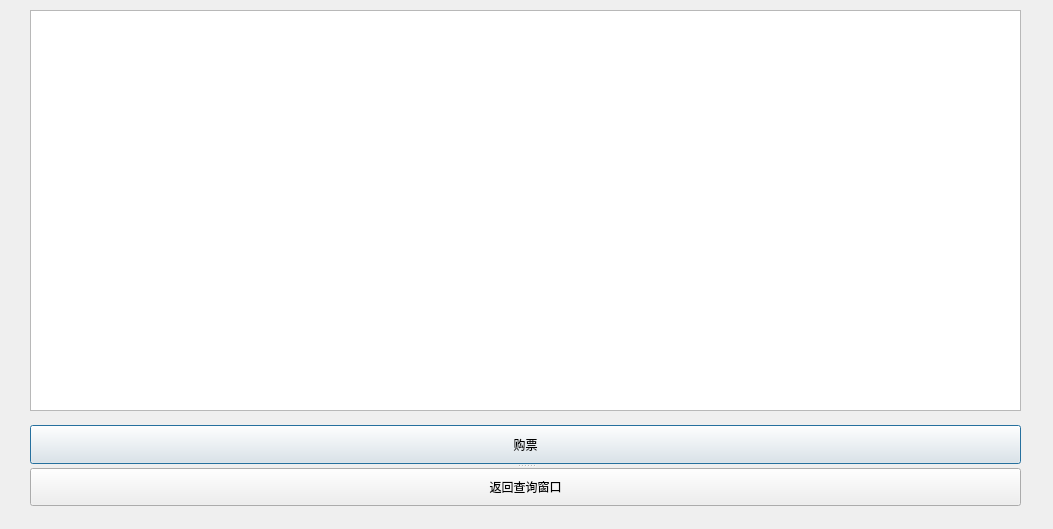
Before: the Qt Designer form Client/UI/TrainUI/searchticket.ui in TimerChen/TrainTickets, drawn with Qt 5.
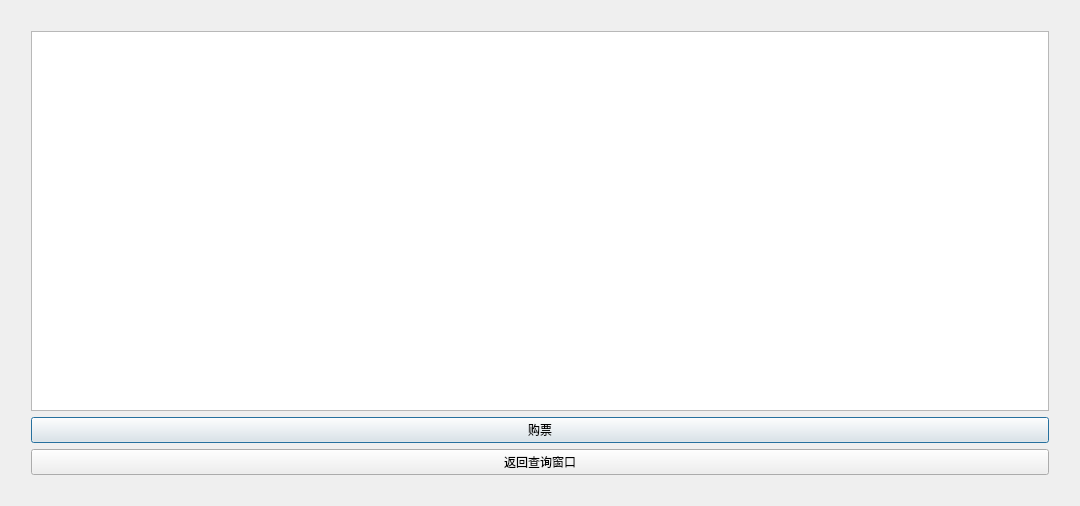
After: the same form once the commit is applied. Icons and pictures are not drawn.

```diff
--- a/Client/UI/TrainUI/searchticket.ui
+++ b/Client/UI/TrainUI/searchticket.ui
@@ -6,8 +6,8 @@
    <rect>
     <x>0</x>
     <y>0</y>
-    <width>1053</width>
-    <height>529</height>
+    <width>1080</width>
+    <height>506</height>
    </rect>
   </property>
   <property name="windowTitle">
@@ -17,39 +17,48 @@
    <iconset>
     <normaloff>12308.png</normaloff>12308.png</iconset>
   </property>
-  <widget class="QTableView" name="ticketsTableView">
-   <property name="geometry">
-    <rect>
-     <x>30</x>
-     <y>10</y>
-     <width>991</width>
-     <height>401</height>
-    </rect>
-   </property>
-  </widget>
-  <widget class="QSplitter" name="splitter">
-   <property name="geometry">
-    <rect>
-     <x>30</x>
-     <y>425</y>
-     <width>991</width>
-     <height>81</height>
-    </rect>
-   </property>
-   <property name="orientation">
-    <enum>Qt::Vertical</enum>
-   </property>
+  <layout class="QVBoxLayout" name="verticalLayout_3">
+   <item>
+    <layout class="QVBoxLayout" name="verticalLayout_2" stretch="0,0">
+     <property name="spacing">
+      <number>6</number>
+     </property>
+     <property name="leftMargin">
+      <number>20</number>
+     </property>
+     <property name="topMargin">
+      <number>20</number>
+     </property>
+     <property name="rightMargin">
+      <number>20</number>
+     </property>
+     <property name="bottomMargin">
+      <number>20</number>
+     </property>
+     <item>
+      <widget class="QTableView" name="ticketsTableView"/>
+     </item>
+     <item>
+      <layout class="QVBoxLayout" name="verticalLayout">
+       <item>
    <widget class="QPushButton" name="buyTicketBtn">
     <property name="text">
      <string>购票</string>
     </property>
    </widget>
+       </item>
+       <item>
    <widget class="QPushButton" name="exitBtn">
     <property name="text">
      <string>返回查询窗口</string>
     </property>
    </widget>
-  </widget>
+       </item>
+      </layout>
+     </item>
+    </layout>
+   </item>
+  </layout>
  </widget>
  <resources/>
  <connections>
```
Lines whose indentation alone changed are shown as unchanged.
